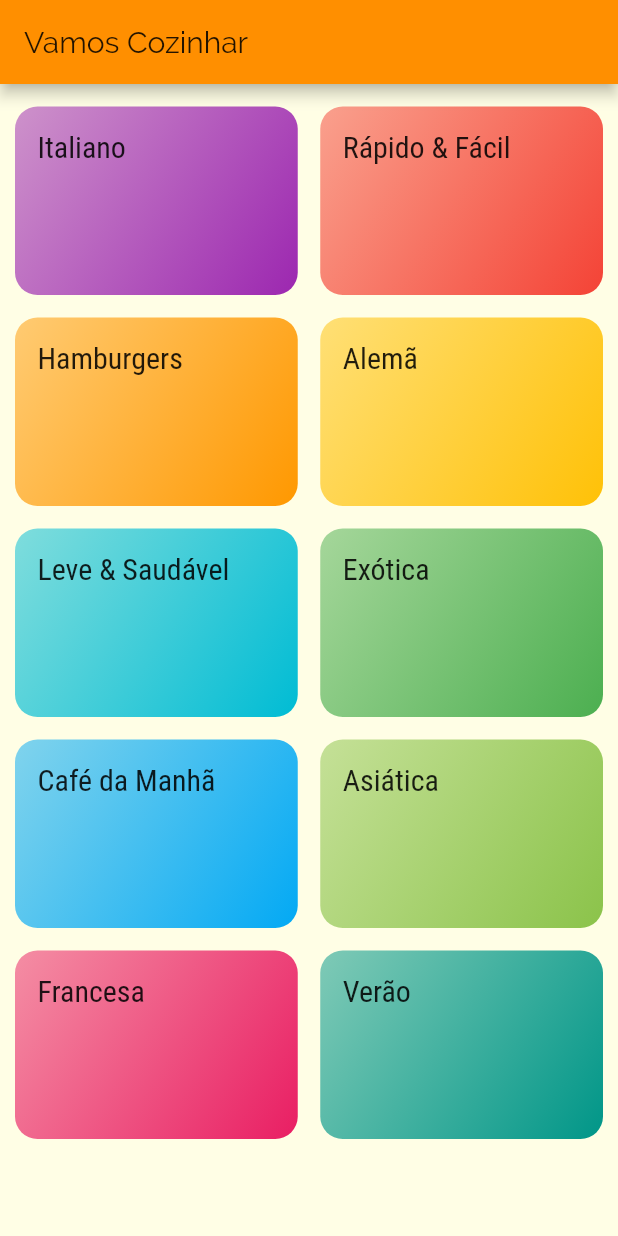
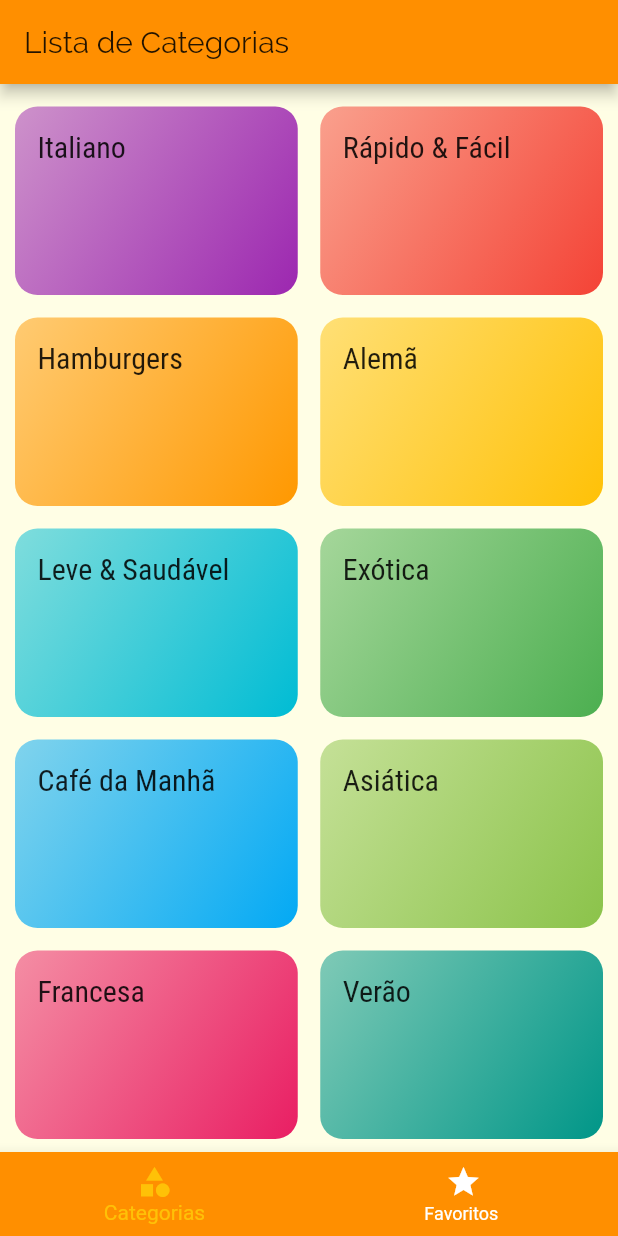
Before and after one commit to maurojohann/Flutter_Receitas_Meals, a Flutter app: the screen it shows after launch, on a phone screen of 412 x 824 dp. Run offline on Flutter 3.47's test engine with Material 2 defaults, Android fonts, the phone set to English and light mode, and no system bars.

Commit message:
Criado TabScreen com bottomNavigatorBar

```diff
--- a/lib/main.dart
+++ b/lib/main.dart
@@ -3,6 +3,7 @@ import 'package:receitas/screens/meal_detail_screen.dart';
 import './screens/categories_screen.dart';
 import './screens/categories_meals_screen.dart';
 import './utils/app_routers.dart';
+import 'screens/tabs_screen.dart';
 
 void main() {
   runApp(MyApp());
@@ -27,7 +28,7 @@ class MyApp extends StatelessWidget {
               )),
       //home: CategoriesScreen(),
       routes: {
-        AppRouters.HOME: (ctx) => CategoriesScreen(),
+        AppRouters.HOME: (ctx) => TabsScreen(),
         AppRouters.CATEGORIES_MEALS: (ctx) => CategoriesMealsScreen(),
         AppRouters.MEAL_DETAILS: (ctx) => MealDetailScreen(),
       },
--- a/lib/screens/categories_screen.dart
+++ b/lib/screens/categories_screen.dart
@@ -6,11 +6,7 @@ import '../components/category_item.dart';
 class CategoriesScreen extends StatelessWidget {
   @override
   Widget build(BuildContext context) {
-    return Scaffold(
-      appBar: AppBar(
-        title: Text('Vamos Cozinhar'),
-      ),
-      body: GridView(
+    return GridView(
       padding: EdgeInsets.fromLTRB(10, 15, 10, 15),
       gridDelegate: SliverGridDelegateWithMaxCrossAxisExtent(
         maxCrossAxisExtent: 200,
@@ -21,7 +17,6 @@ class CategoriesScreen extends StatelessWidget {
       children: DUMMY_CATEGORIES.map((cat) {
         return CategoryItem(cat);
       }).toList(),
-      ),
     );
   }
 }
--- /dev/null
+++ b/lib/screens/tabs_screen.dart
@@ -0,0 +1,48 @@
+import 'package:flutter/material.dart';
+import 'categories_screen.dart';
+import 'favorite_screen.dart';
+
+class TabsScreen extends StatefulWidget {
+  @override
+  _TabsScreenState createState() => _TabsScreenState();
+}
+
+class _TabsScreenState extends State<TabsScreen> {
+  int _selectedScreenIndex = 0;
+  final List<Map<String, Object>> _screens = [
+    {'title': 'Lista de Categorias', 'screen': CategoriesScreen()},
+    {'title': 'Meus Favoritos', 'screen': FavoriteScreen()}
+  ];
+
+  _selectedScreen(int index) {
+    setState(() {
+      _selectedScreenIndex = index;
+    });
+  }
+
+  @override
+  Widget build(BuildContext context) {
+    return Scaffold(
+      appBar: AppBar(
+        title: Text(_screens[_selectedScreenIndex]['title']),
+      ),
+      body: _screens[_selectedScreenIndex]['screen'],
+      bottomNavigationBar: BottomNavigationBar(
+          onTap: _selectedScreen,
+          backgroundColor: Theme.of(context).primaryColor,
+          unselectedItemColor: Colors.white,
+          selectedItemColor: Theme.of(context).accentColor,
+          currentIndex: _selectedScreenIndex,
+          items: [
+            BottomNavigationBarItem(
+              icon: Icon(Icons.category),
+              title: Text('Categorias'),
+            ),
+            BottomNavigationBarItem(
+              icon: Icon(Icons.star),
+              title: Text('Favoritos '),
+            ),
+          ]),
+    );
+  }
+}
```
Also changed, not shown: lib/screens/tabs_screen copy.dart (added, +33 -0 lines). Lines whose indentation alone changed are shown as unchanged.
